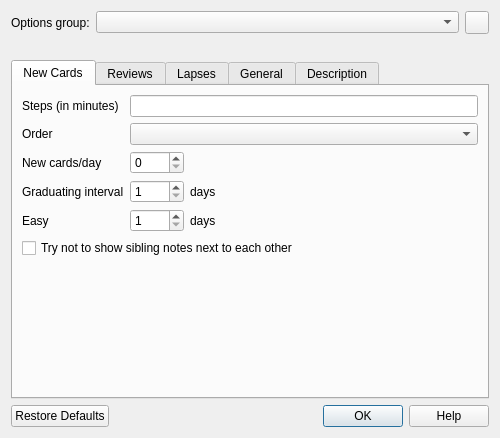
First picture: the form in designer/dconf.ui, repository ankitects/anki, before the edit.
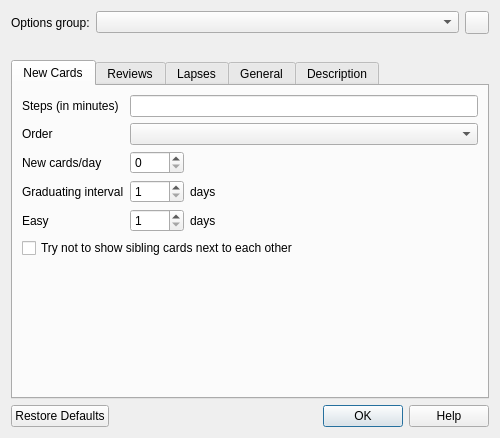
Second picture: the form after the edit. Icons and pictures are not drawn.

Commit message: 'sibling cards', not notes

What changed in the file:
```diff
--- a/designer/dconf.ui
+++ b/designer/dconf.ui
@@ -121,7 +121,7 @@
          <item row="5" column="0" colspan="3">
           <widget class="QCheckBox" name="separate">
            <property name="text">
-            <string>Try not to show sibling notes next to each other</string>
+            <string>Try not to show sibling cards next to each other</string>
            </property>
           </widget>
          </item>
```
